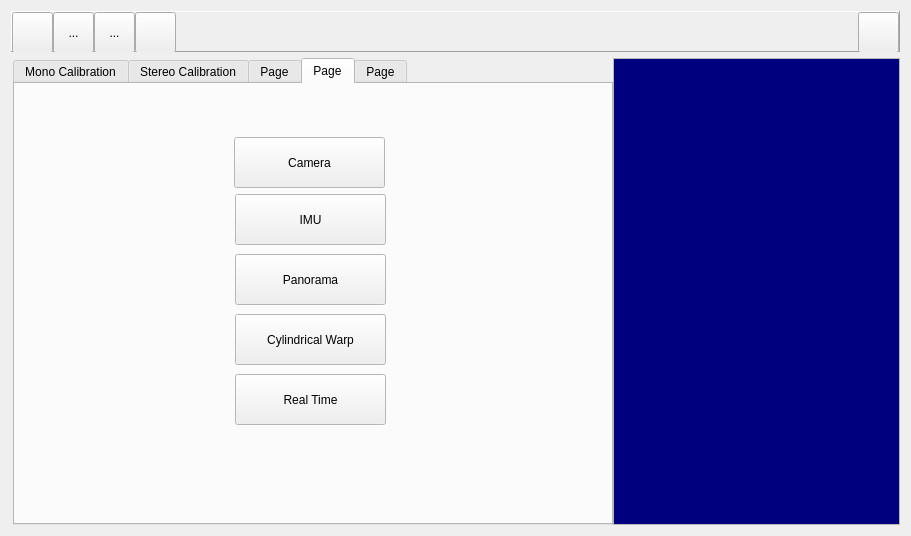
The window that Calibration/mainframe.ui (jjun-ho/2023-Capstone-Design) describes before a commit, drawn with Qt 5.
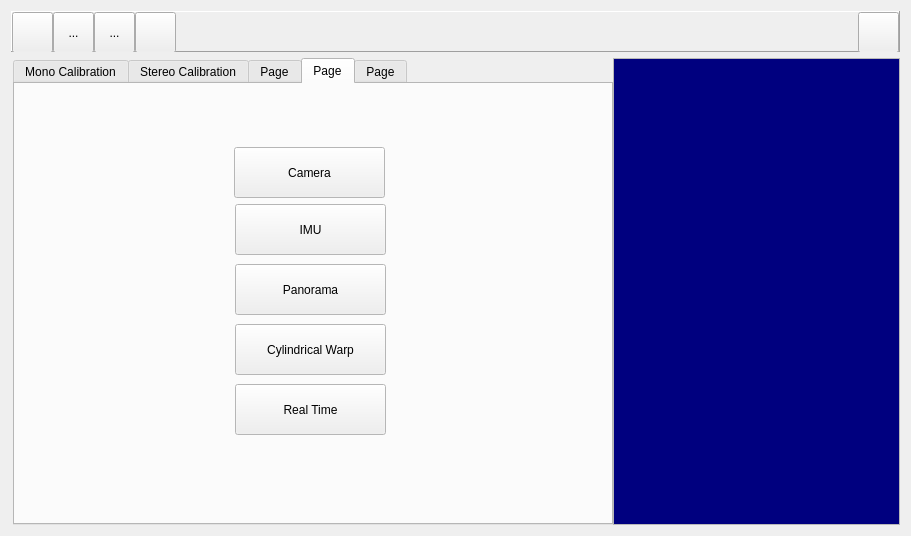
The same window after the commit. The open tabs and pages were chosen to show the change. Icons and pictures are not drawn.

What changed in the file:
```diff
--- a/Calibration/mainframe.ui
+++ b/Calibration/mainframe.ui
@@ -1566,7 +1566,7 @@
          <property name="geometry">
           <rect>
            <x>220</x>
-           <y>170</y>
+           <y>180</y>
            <width>151</width>
            <height>51</height>
           </rect>
@@ -1579,7 +1579,7 @@
          <property name="geometry">
           <rect>
            <x>220</x>
-           <y>230</y>
+           <y>240</y>
            <width>151</width>
            <height>51</height>
           </rect>
@@ -1595,7 +1595,7 @@
          <property name="geometry">
           <rect>
            <x>220</x>
-           <y>110</y>
+           <y>120</y>
            <width>151</width>
            <height>51</height>
           </rect>
@@ -1608,7 +1608,7 @@
          <property name="geometry">
           <rect>
            <x>219</x>
-           <y>53</y>
+           <y>63</y>
            <width>151</width>
            <height>51</height>
           </rect>
@@ -1624,7 +1624,7 @@
          <property name="geometry">
           <rect>
            <x>220</x>
-           <y>290</y>
+           <y>300</y>
            <width>151</width>
            <height>51</height>
           </rect>
```
Left out of the diff: 16 changed lines with no effect on the pictures.
